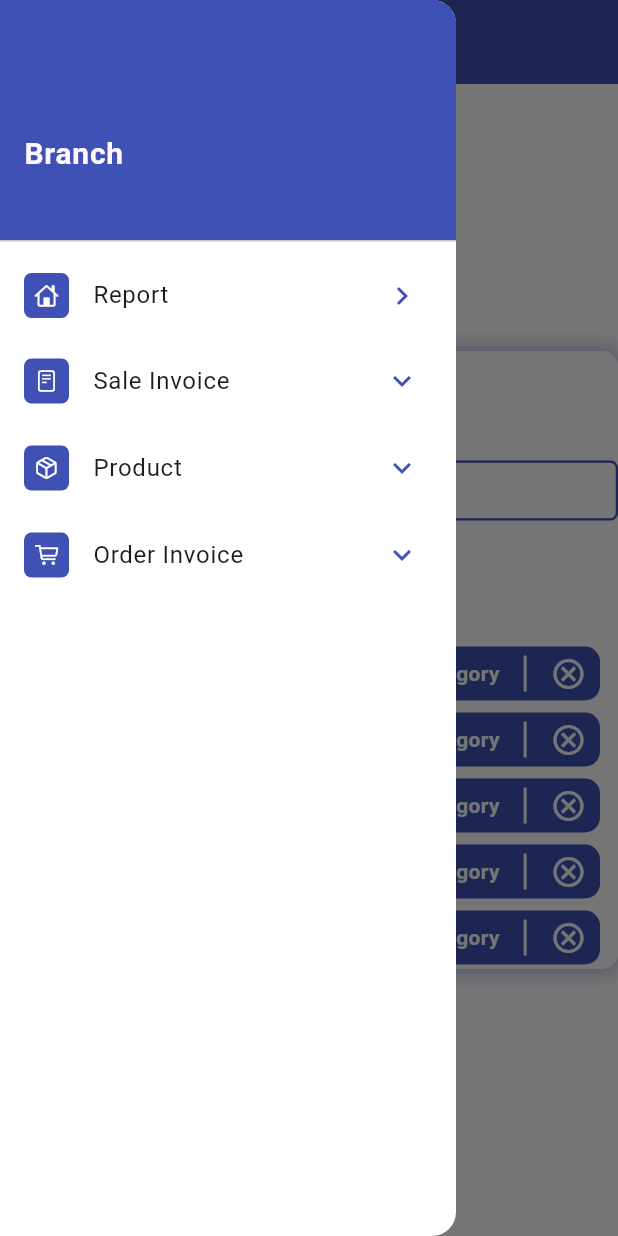
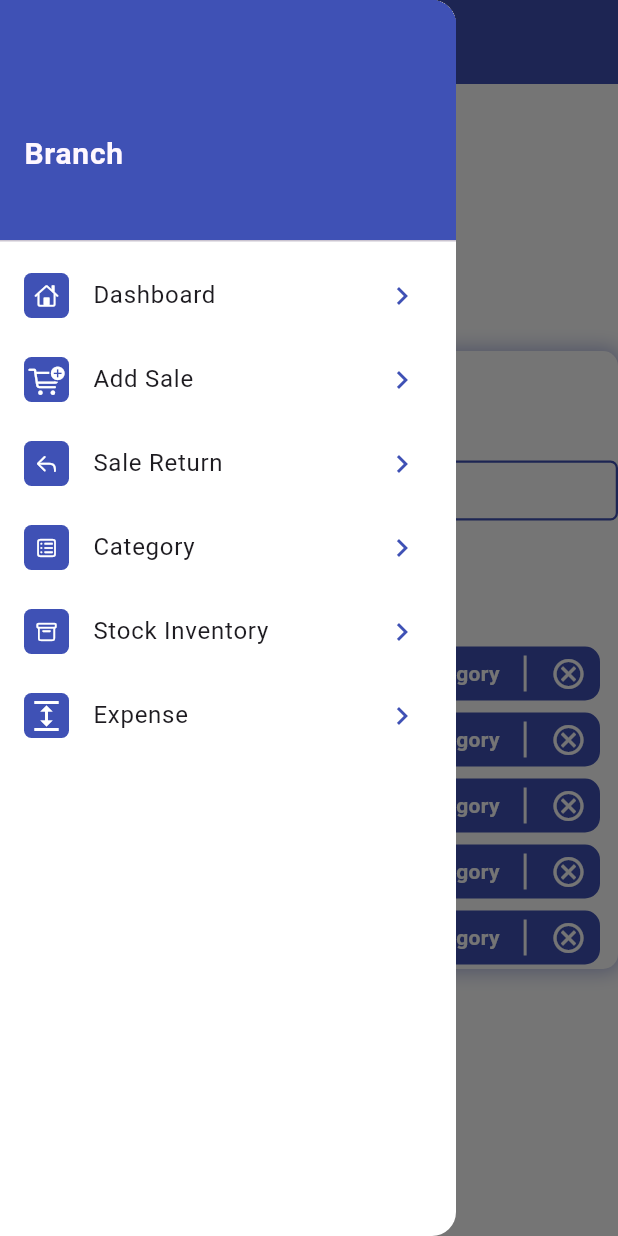
Before and after one commit to Hashimkhann1/pos, a Flutter app: the CategoryView screen opened directly, with the side drawer open, on a phone screen of 412 x 824 dp. Run offline on Flutter 3.47's test engine with Material 3 defaults, Android fonts, the phone set to English and light mode, and no system bars; our stand-ins replace bloc, cloud_firestore, equatable, firebase_auth, firebase_core, fl_chart and 1 more; accounts and stored records are empty; statements that could not run were skipped.

Commit message:
update code

```diff
--- a/lib/component/drawer/drawer_widget.dart
+++ b/lib/component/drawer/drawer_widget.dart
@@ -1,16 +1,12 @@
 import 'package:flutter/cupertino.dart';
 import 'package:flutter/material.dart';
-import 'package:pos/view/branch/customer/customer_view.dart';
 import 'package:pos/view/branch/dashboard/dashboard_view.dart';
-import 'package:pos/view/branch/expense/expense_view.dart';
-import 'package:pos/view/branch/installment/company_ledger_view.dart';
-import 'package:pos/view/branch/installment/customer_ledger.dart';
-import 'package:pos/view/branch/order/order_view.dart';
 import 'package:pos/view/branch/product/category_view.dart';
 import 'package:pos/view/branch/product/stock_inventory_view.dart';
-import 'package:pos/view/branch/sales_products_view/all_products_and_total_view/all_products_and_total_view.dart';
+import 'package:pos/view/branch/sale_invoice/sale_invoice_view.dart';
+import 'package:pos/view/branch/sale_return/sale_return_view.dart';
 import '../../res/color/app_color.dart';
-import '../../view/branch/company/company_view.dart';
+import '../../view/branch/expense/expense_view.dart';
 
 class DrawerWidget extends StatefulWidget {
   const DrawerWidget({super.key});
@@ -43,13 +39,13 @@ class _DrawerWidgetState extends State<DrawerWidget> {
                 ),
                 child: const Center(child: Icon(CupertinoIcons.home,color: Colors.white,size: 16,)),
               ),
-              title: const Text("Report"),
+              title: const Text("Dashboard"),
               trailing: const Icon(Icons.keyboard_arrow_right,color: AppColor.primaryColor,),
               onTap: (){
                 Navigator.push(context, MaterialPageRoute(builder: (context) => const DashboardView()));
               },
             ),
-            ExpansionTile(
+            ListTile(
               leading: Container(
                 height: 30,
                 width: 30,
@@ -57,26 +53,15 @@ class _DrawerWidgetState extends State<DrawerWidget> {
                   borderRadius: BorderRadius.circular(5),
                   color: AppColor.primaryColor,
                 ),
-                child: const Center(child: Icon(CupertinoIcons.doc_plaintext,color: Colors.white,size: 16,)),
+                child: Center(child: const Icon(CupertinoIcons.cart_badge_plus,color: AppColor.white,)),
               ),
-              title: const Text("Sale Invoice"),
-              children: [
-                ListTile(
-                  leading: const Icon(CupertinoIcons.cart_badge_plus,color: AppColor.primaryColor,),
               title: const Text("Add Sale"),
               trailing: const Icon(Icons.keyboard_arrow_right,color: AppColor.primaryColor,),
               onTap: (){
-                    Navigator.push(context, MaterialPageRoute(builder: (context) => AllProductsView()));
+                Navigator.push(context, MaterialPageRoute(builder: (context) => SaleInvoiceView()));
               },
             ),
-                const ListTile(
-                  leading: Icon(CupertinoIcons.arrow_turn_up_left,color: AppColor.primaryColor,),
-                  title: Text("Sale Return"),
-                  trailing: Icon(Icons.keyboard_arrow_right,color: AppColor.primaryColor,),
-                ),
-              ],
-            ),
-            ExpansionTile(
+            ListTile(
               leading: Container(
                 height: 30,
                 width: 30,
@@ -84,12 +69,24 @@ class _DrawerWidgetState extends State<DrawerWidget> {
                   borderRadius: BorderRadius.circular(5),
                   color: AppColor.primaryColor,
                 ),
-                child: const Center(child: Icon(CupertinoIcons.cube_box,color: Colors.white,size: 16,)),
+                child: Center(child: Icon(CupertinoIcons.arrow_turn_up_left,color: AppColor.white,size: 16,)),
               ),
-              title: const Text("Product"),
-              children: [
+              title: Text("Sale Return"),
+              trailing: Icon(Icons.keyboard_arrow_right,color: AppColor.primaryColor,),
+              onTap: (){
+                Navigator.push(context, MaterialPageRoute(builder: (context) => const SaleReturnInvoiceView()));
+              },
+            ),
             ListTile(
-                  leading: const Icon(CupertinoIcons.square_list,color: AppColor.primaryColor,),
+              leading: Container(
+                height: 30,
+                width: 30,
+                decoration: BoxDecoration(
+                  borderRadius: BorderRadius.circular(5),
+                  color: AppColor.primaryColor,
+                ),
+                child: Center(child: const Icon(CupertinoIcons.square_list,color: AppColor.white,size: 16,)),
+              ),
               title: const Text("Category"),
               trailing: const Icon(Icons.keyboard_arrow_right,color: AppColor.primaryColor,),
               onTap: (){
@@ -97,16 +94,6 @@ class _DrawerWidgetState extends State<DrawerWidget> {
               },
             ),
             ListTile(
-                  leading: const Icon(CupertinoIcons.archivebox,color: AppColor.primaryColor,),
-                  title: const Text("Stock Inventory"),
-                  trailing: const Icon(Icons.keyboard_arrow_right,color: AppColor.primaryColor,),
-                  onTap: (){
-                    Navigator.push(context, MaterialPageRoute(builder: (context) => const StockInventoryView()));
-                  },
-                ),
-              ],
-            ),
-            ExpansionTile(
               leading: Container(
                 height: 30,
                 width: 30,
@@ -114,125 +101,30 @@ class _DrawerWidgetState extends State<DrawerWidget> {
                   borderRadius: BorderRadius.circular(5),
                   color: AppColor.primaryColor,
                 ),
-                child: const Center(child: Icon(CupertinoIcons.shopping_cart,color: Colors.white,size: 16,)),
+                child: const Icon(CupertinoIcons.archivebox,color: AppColor.white,size: 16,),
               ),
-              title: const Text("Order Invoice"),
-              children: [
-                ListTile(
-                  leading: const Icon(CupertinoIcons.cart_badge_plus,color: AppColor.primaryColor,),
-                  title: const Text("Add Order"),
+              title: const Text("Stock Inventory"),
               trailing: const Icon(Icons.keyboard_arrow_right,color: AppColor.primaryColor,),
               onTap: (){
-                    Navigator.push(context, MaterialPageRoute(builder: (context) => OrderView()));
+                Navigator.push(context, MaterialPageRoute(builder: (context) => const StockInventoryView()));
               },
             ),
-                const ListTile(
-                  leading: Icon(CupertinoIcons.arrow_turn_up_left,color: AppColor.primaryColor,),
-                  title: Text("Order Return"),
-                  trailing: Icon(Icons.keyboard_arrow_right,color: AppColor.primaryColor,),
+            ListTile(
+              leading: Container(
+                height: 30,
+                width: 30,
+                decoration: BoxDecoration(
+                  borderRadius: BorderRadius.circular(5),
+                  color: AppColor.primaryColor,
                 ),
-              ],
+                child: const Center(child: Icon(Icons.expand,color: AppColor.white,)),
               ),
-            // ListTile(
-            //   leading: Container(
-            //     height: 30,
-            //     width: 30,
-            //     decoration: BoxDecoration(
-            //       borderRadius: BorderRadius.circular(5),
-            //       color: AppColor.primaryColor,
-            //     ),
-            //     child: const Center(child: Icon(CupertinoIcons.person_alt,color: Colors.white,size: 16,)),
-            //   ),
-            //   title: const Text("Customer"),
-            //   trailing: const Icon(Icons.keyboard_arrow_right,color: AppColor.primaryColor,),
-            //   onTap: (){
-            //     Navigator.push(context, MaterialPageRoute(builder: (context) => const CustomerView()));
-            //   },
-            // ),
-            // ListTile(
-            //   leading: Container(
-            //     height: 30,
-            //     width: 30,
-            //     decoration: BoxDecoration(
-            //       borderRadius: BorderRadius.circular(5),
-            //       color: AppColor.primaryColor,
-            //     ),
-            //     child: const Center(child: Icon(CupertinoIcons.group,color: Colors.white,size: 16,)),
-            //   ),
-            //   title: const Text("Company"),
-            //   trailing: const Icon(Icons.keyboard_arrow_right,color: AppColor.primaryColor,),
-            //   onTap: (){
-            //     Navigator.push(context, MaterialPageRoute(builder: (context) => const SupplierView()));
-            //   },
-            // ),
-            // ListTile(
-            //   leading: Container(
-            //     height: 30,
-            //     width: 30,
-            //     decoration: BoxDecoration(
-            //       borderRadius: BorderRadius.circular(5),
-            //       color: AppColor.primaryColor,
-            //     ),
-            //     child: const Center(child: Icon(CupertinoIcons.money_dollar,color: Colors.white,size: 16,)),
-            //   ),
-            //   title: const Text("Expense"),
-            //   trailing: const Icon(Icons.keyboard_arrow_right,color: AppColor.primaryColor,),
-            //   onTap: (){
-            //     Navigator.push(context, MaterialPageRoute(builder: (context) => const ExpenseView()));
-            //   },
-            // ),
-            // ExpansionTile(
-            //   leading: Container(
-            //     height: 30,
-            //     width: 30,
-            //     decoration: BoxDecoration(
-            //       borderRadius: BorderRadius.circular(5),
-            //       color: AppColor.primaryColor,
-            //     ),
-            //     child: const Center(child: Icon(CupertinoIcons.creditcard,color: Colors.white,size: 16,)),
-            //   ),
-            //   title: const Text("Installment"),
-            //   children: [
-            //     ListTile(
-            //       leading: const Icon(CupertinoIcons.person_alt,color: AppColor.primaryColor,),
-            //       title: const Text("Customer Installment"),
-            //       trailing: const Icon(Icons.keyboard_arrow_right,color: AppColor.primaryColor,),
-            //       onTap: (){
-            //         Navigator.push(context, MaterialPageRoute(builder: (context) => const CustomerLedgerView()));
-            //       },
-            //     ),
-            //     ListTile(
-            //       leading: const Icon(CupertinoIcons.group,color: AppColor.primaryColor,),
-            //       title: const Text("Company Installment"),
-            //       trailing: const Icon(Icons.keyboard_arrow_right,color: AppColor.primaryColor,),
-            //       onTap: (){
-            //         Navigator.push(context, MaterialPageRoute(builder: (context) => const CompanyLedgerView()));
-            //       },
-            //     ),
-            //   ],
-            // ),
-            // ExpansionTile(
-            //   leading: Container(
-            //     height: 30,
-            //     width: 30,
-            //     decoration: BoxDecoration(
-            //       borderRadius: BorderRadius.circular(5),
-            //       color: AppColor.primaryColor,
-            //     ),
-            //     child: const Center(child: Icon(CupertinoIcons.chart_bar,color: Colors.white,size: 16,)),
-            //   ),
-            //   title: const Text("Report"),
-            //   children: const [
-            //     ListTile(
-            //       leading: Icon(CupertinoIcons.cart_badge_plus),
-            //       title: Text("Add Order"),
-            //     ),
-            //     ListTile(
-            //       leading: Icon(CupertinoIcons.arrow_turn_up_left),
-            //       title: Text("Order Return"),
-            //     ),
-            //   ],
-            // ),
+              title: const Text("Expense"),
+              trailing: const Icon(Icons.keyboard_arrow_right,color: AppColor.primaryColor,),
+              onTap: (){
+                Navigator.push(context, MaterialPageRoute(builder: (context) => ExpenseView()));
+              },
+            ),
           ],
         ),
       ),
--- a/lib/res/root/root.dart
+++ b/lib/res/root/root.dart
@@ -1,7 +1,6 @@
 import 'package:flutter/material.dart';
 import 'package:flutter_bloc/flutter_bloc.dart';
 import 'package:pos/res/theme/light_theme.dart';
-import 'package:pos/view/branch/sales_products_view/all_products_and_total_view/all_products_and_total_view.dart';
 import 'package:pos/view/splash_view/splash_view.dart';
 import 'package:pos/view_model/bloc/loading_bloc/loading_bloc/loading_bloc.dart';
 
--- a/lib/view_model/authentication_view_model/authentication_view_model.dart
+++ b/lib/view_model/authentication_view_model/authentication_view_model.dart
@@ -1,15 +1,10 @@
-
-
-
-
-
-
 import 'package:cloud_firestore/cloud_firestore.dart';
 import 'package:firebase_auth/firebase_auth.dart';
 import 'package:flutter/foundation.dart';
 import 'package:flutter/material.dart';
 import 'package:pos/view/authentication/login_view.dart';
-import 'package:pos/view/branch/sales_products_view/all_products_and_total_view/all_products_and_total_view.dart';
+
+import '../../view/branch/sale_invoice/sale_invoice_view.dart';
 
 
 class AuthenticationViewModel {
@@ -39,7 +34,7 @@ class AuthenticationViewModel {
     try{
       await _auth.signInWithEmailAndPassword(email: email, password: password).then((value) {
         // Utils.toastMessage("User Sign in successfully");
-        Navigator.push(context, MaterialPageRoute(builder: (context) => const AllProductsView()));
+        Navigator.push(context, MaterialPageRoute(builder: (context) => SaleInvoiceView()));
       });
     }on FirebaseAuthException catch(error){
       if(kDebugMode){
@@ -55,7 +50,7 @@ class AuthenticationViewModel {
         await addInitialStoreData(context , value.user!.uid.toString(), storeName , email );
         // Utils.toastMessage("User Sign up successfully");
         print("Sign Up");
-        Navigator.push(context, MaterialPageRoute(builder: (context) => const AllProductsView()));
+        Navigator.push(context, MaterialPageRoute(builder: (context) => SaleInvoiceView()));
       });
     }on FirebaseAuthException catch(error){
       // Utils.toastMessage(error.code);
--- a/lib/view_model/splash_view_model/splash_view_model.dart
+++ b/lib/view_model/splash_view_model/splash_view_model.dart
@@ -1,11 +1,8 @@
-
-
-
-
 import 'package:firebase_auth/firebase_auth.dart';
 import 'package:flutter/material.dart';
 import 'package:pos/view/authentication/login_view.dart';
-import 'package:pos/view/branch/sales_products_view/all_products_and_total_view/all_products_and_total_view.dart';
+
+import '../../view/branch/sale_invoice/sale_invoice_view.dart';
 
 class SplashViewModel {
 
@@ -15,7 +12,7 @@ class SplashViewModel {
 
     Future.delayed(Duration(seconds: 1), () {
       if(_auth.currentUser != null){
-        Navigator.push(context, MaterialPageRoute(builder: (context) => AllProductsView()));
+        Navigator.push(context, MaterialPageRoute(builder: (context) => SaleInvoiceView()));
       }else{
         Navigator.push(context, MaterialPageRoute(builder: (context) => LoginView()));
       }
```
Also changed, not shown: 1 other file. Lines whose indentation alone changed are shown as unchanged.
